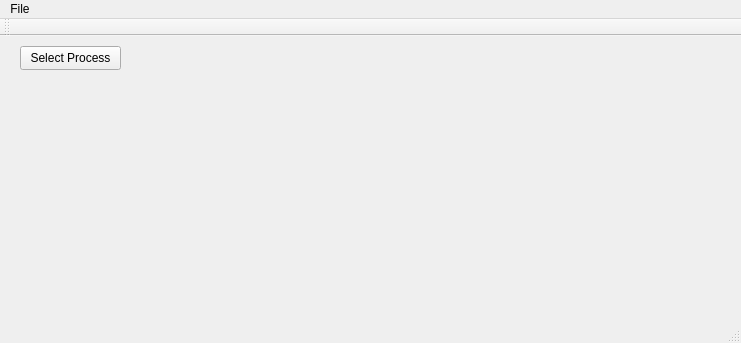
This is mainwindow.ui in korcankaraokcu/PINCE as Qt 5 draws it before an edit. The edited form follows.
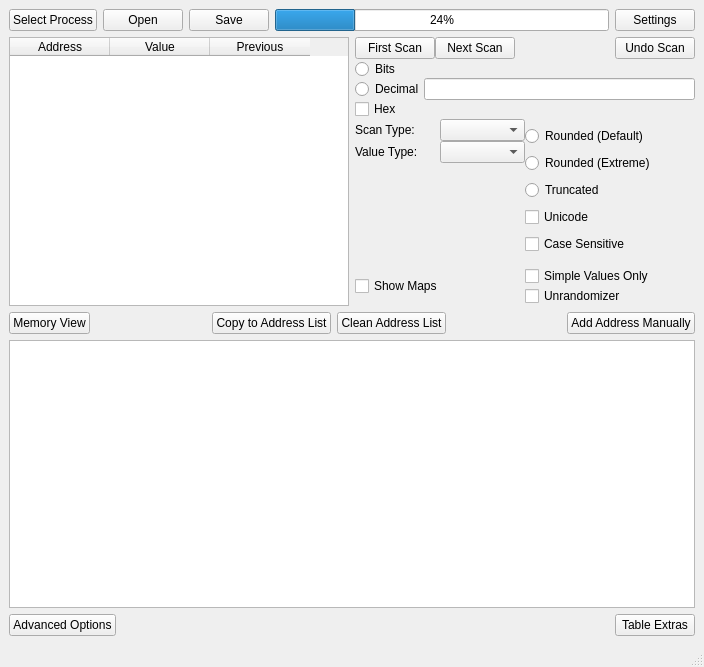
This is the edited form.

```diff
--- a/mainwindow.ui
+++ b/mainwindow.ui
@@ -2,62 +2,430 @@
 <ui version="4.0">
  <class>MainWindow</class>
  <widget class="QMainWindow" name="MainWindow">
-  <property name="enabled">
-   <bool>true</bool>
-  </property>
   <property name="geometry">
    <rect>
     <x>0</x>
     <y>0</y>
-    <width>741</width>
-    <height>343</height>
+    <width>704</width>
+    <height>667</height>
    </rect>
   </property>
+  <property name="sizePolicy">
+   <sizepolicy hsizetype="Fixed" vsizetype="Fixed">
+    <horstretch>0</horstretch>
+    <verstretch>0</verstretch>
+   </sizepolicy>
+  </property>
   <property name="windowTitle">
    <string>PINCE</string>
   </property>
-  <widget class="QWidget" name="centralWidget">
-   <widget class="QPushButton" name="processbutton">
-    <property name="geometry">
-     <rect>
-      <x>20</x>
-      <y>10</y>
-      <width>101</width>
-      <height>24</height>
-     </rect>
-    </property>
-    <property name="text">
-     <string>Select Process</string>
-    </property>
-   </widget>
+  <widget class="QWidget" name="centralwidget">
+   <layout class="QVBoxLayout" name="verticalLayout_6">
+    <item>
+     <layout class="QHBoxLayout" name="horizontalLayout_5">
+      <property name="sizeConstraint">
+       <enum>QLayout::SetFixedSize</enum>
+      </property>
+      <item>
+       <widget class="QPushButton" name="processbutton">
+        <property name="text">
+         <string>Select Process</string>
+        </property>
+       </widget>
+      </item>
+      <item>
+       <widget class="QPushButton" name="pushButton_Open">
+        <property name="text">
+         <string>Open</string>
+        </property>
+       </widget>
+      </item>
+      <item>
+       <widget class="QPushButton" name="pushButton_Save">
+        <property name="text">
+         <string>Save</string>
+        </property>
+       </widget>
+      </item>
+      <item>
+       <widget class="QProgressBar" name="progressBar">
+        <property name="value">
+         <number>24</number>
+        </property>
+       </widget>
+      </item>
+      <item>
+       <widget class="QPushButton" name="pushButton_Settings">
+        <property name="text">
+         <string>Settings</string>
+        </property>
+       </widget>
+      </item>
+     </layout>
+    </item>
+    <item>
+     <layout class="QHBoxLayout" name="horizontalLayout_9">
+      <item>
+       <widget class="QTableWidget" name="tableWidget">
+        <column>
+         <property name="text">
+          <string>Address</string>
+         </property>
+        </column>
+        <column>
+         <property name="text">
+          <string>Value</string>
+         </property>
+        </column>
+        <column>
+         <property name="text">
+          <string>Previous</string>
+         </property>
+        </column>
+       </widget>
+      </item>
+      <item>
+       <layout class="QVBoxLayout" name="verticalLayout_5">
+        <property name="spacing">
+         <number>0</number>
+        </property>
+        <item>
+         <layout class="QHBoxLayout" name="horizontalLayout_6">
+          <item>
+           <widget class="QPushButton" name="pushButton_FirstScan">
+            <property name="text">
+             <string>First Scan</string>
+            </property>
+           </widget>
+          </item>
+          <item>
+           <widget class="QPushButton" name="pushButton_NextScan">
+            <property name="text">
+             <string>Next Scan</string>
+            </property>
+           </widget>
+          </item>
+          <item>
+           <spacer name="horizontalSpacer">
+            <property name="orientation">
+             <enum>Qt::Horizontal</enum>
+            </property>
+            <property name="sizeHint" stdset="0">
+             <size>
+              <width>40</width>
+              <height>20</height>
+             </size>
+            </property>
+           </spacer>
+          </item>
+          <item>
+           <widget class="QPushButton" name="pushButton_UndoScan">
+            <property name="text">
+             <string>Undo Scan</string>
+            </property>
+           </widget>
+          </item>
+         </layout>
+        </item>
+        <item>
+         <layout class="QHBoxLayout" name="horizontalLayout_7">
+          <item>
+           <widget class="QWidget" name="widget" native="true">
+            <layout class="QVBoxLayout" name="verticalLayout_2">
+             <property name="spacing">
+              <number>0</number>
+             </property>
+             <property name="leftMargin">
+              <number>0</number>
+             </property>
+             <property name="topMargin">
+              <number>0</number>
+             </property>
+             <property name="rightMargin">
+              <number>0</number>
+             </property>
+             <property name="bottomMargin">
+              <number>0</number>
+             </property>
+             <item>
+              <widget class="QRadioButton" name="radioButton_Bits">
+               <property name="text">
+                <string>Bits</string>
+               </property>
+              </widget>
+             </item>
+             <item>
+              <widget class="QRadioButton" name="radioButton_Decimal">
+               <property name="text">
+                <string>Decimal</string>
+               </property>
+              </widget>
+             </item>
+             <item>
+              <widget class="QCheckBox" name="checkBox_Hex">
+               <property name="text">
+                <string>Hex</string>
+               </property>
+              </widget>
+             </item>
+            </layout>
+           </widget>
+          </item>
+          <item>
+           <widget class="QLineEdit" name="lineEdit_Scan"/>
+          </item>
+         </layout>
+        </item>
+        <item>
+         <layout class="QHBoxLayout" name="horizontalLayout_4">
+          <item>
+           <layout class="QVBoxLayout" name="verticalLayout_4">
+            <property name="spacing">
+             <number>0</number>
+            </property>
+            <item>
+             <layout class="QHBoxLayout" name="horizontalLayout_2">
+              <item>
+               <widget class="QLabel" name="label">
+                <property name="text">
+                 <string>Scan Type:</string>
+                </property>
+               </widget>
+              </item>
+              <item>
+               <widget class="QComboBox" name="comboBox_ScanType"/>
+              </item>
+             </layout>
+            </item>
+            <item>
+             <layout class="QHBoxLayout" name="horizontalLayout">
+              <item>
+               <widget class="QLabel" name="label_2">
+                <property name="text">
+                 <string>Value Type:</string>
+                </property>
+               </widget>
+              </item>
+              <item>
+               <widget class="QComboBox" name="comboBox_ValueType"/>
+              </item>
+             </layout>
+            </item>
+            <item>
+             <spacer name="verticalSpacer">
+              <property name="orientation">
+               <enum>Qt::Vertical</enum>
+              </property>
+              <property name="sizeHint" stdset="0">
+               <size>
+                <width>20</width>
+                <height>40</height>
+               </size>
+              </property>
+             </spacer>
+            </item>
+           </layout>
+          </item>
+          <item>
+           <widget class="QWidget" name="widget_2" native="true">
+            <layout class="QVBoxLayout" name="verticalLayout">
+             <property name="spacing">
+              <number>0</number>
+             </property>
+             <property name="leftMargin">
+              <number>0</number>
+             </property>
+             <property name="topMargin">
+              <number>0</number>
+             </property>
+             <property name="rightMargin">
+              <number>0</number>
+             </property>
+             <property name="bottomMargin">
+              <number>0</number>
+             </property>
+             <item>
+              <widget class="QRadioButton" name="radioButton_RoundedDefault">
+               <property name="text">
+                <string>Rounded (Default)</string>
+               </property>
+              </widget>
+             </item>
+             <item>
+              <widget class="QRadioButton" name="radioButton_RoundedExtreme">
+               <property name="text">
+                <string>Rounded (Extreme)</string>
+               </property>
+              </widget>
+             </item>
+             <item>
+              <widget class="QRadioButton" name="radioButton_Truncated">
+               <property name="text">
+                <string>Truncated</string>
+               </property>
+              </widget>
+             </item>
+             <item>
+              <widget class="QCheckBox" name="checkBox_Unicode">
+               <property name="text">
+                <string>Unicode</string>
+               </property>
+              </widget>
+             </item>
+             <item>
+              <widget class="QCheckBox" name="checkBox_CaseSensitive">
+               <property name="text">
+                <string>Case Sensitive</string>
+               </property>
+              </widget>
+             </item>
+            </layout>
+           </widget>
+          </item>
+         </layout>
+        </item>
+        <item>
+         <layout class="QHBoxLayout" name="horizontalLayout_3">
+          <item>
+           <widget class="QCheckBox" name="checkBox_ShowMaps">
+            <property name="text">
+             <string>Show Maps</string>
+            </property>
+           </widget>
+          </item>
+          <item>
+           <layout class="QVBoxLayout" name="verticalLayout_3">
+            <item>
+             <widget class="QCheckBox" name="checkBox_SimpleValuesOnly">
+              <property name="text">
+               <string>Simple Values Only</string>
+              </property>
+             </widget>
+            </item>
+            <item>
+             <widget class="QCheckBox" name="checkBox_Unrandomizer">
+              <property name="text">
+               <string>Unrandomizer</string>
+              </property>
+             </widget>
+            </item>
+           </layout>
+          </item>
+         </layout>
+        </item>
+       </layout>
+      </item>
+     </layout>
+    </item>
+    <item>
+     <layout class="QHBoxLayout" name="horizontalLayout_8">
+      <property name="sizeConstraint">
+       <enum>QLayout::SetMinAndMaxSize</enum>
+      </property>
+      <item>
+       <widget class="QPushButton" name="pushButton_MemoryView">
+        <property name="text">
+         <string>Memory View</string>
+        </property>
+       </widget>
+      </item>
+      <item>
+       <spacer name="horizontalSpacer_2">
+        <property name="orientation">
+         <enum>Qt::Horizontal</enum>
+        </property>
+        <property name="sizeHint" stdset="0">
+         <size>
+          <width>40</width>
+          <height>20</height>
+         </size>
+        </property>
+       </spacer>
+      </item>
+      <item>
+       <widget class="QPushButton" name="pushButton_CopyToAddressList">
+        <property name="text">
+         <string>Copy to Address List</string>
+        </property>
+       </widget>
+      </item>
+      <item>
+       <widget class="QPushButton" name="pushButton_CleanAddressList">
+        <property name="text">
+         <string>Clean Address List</string>
+        </property>
+       </widget>
+      </item>
+      <item>
+       <spacer name="horizontalSpacer_3">
+        <property name="orientation">
+         <enum>Qt::Horizontal</enum>
+        </property>
+        <property name="sizeHint" stdset="0">
+         <size>
+          <width>40</width>
+          <height>20</height>
+         </size>
+        </property>
+       </spacer>
+      </item>
+      <item>
+       <widget class="QPushButton" name="pushButton_AddAddressManually">
+        <property name="text">
+         <string>Add Address Manually</string>
+        </property>
+       </widget>
+      </item>
+     </layout>
+    </item>
+    <item>
+     <widget class="QTableWidget" name="tableWidget_2"/>
+    </item>
+    <item>
+     <layout class="QHBoxLayout" name="horizontalLayout_10">
+      <item>
+       <widget class="QPushButton" name="pushButton_AdvancedOptions">
+        <property name="text">
+         <string>Advanced Options</string>
+        </property>
+       </widget>
+      </item>
+      <item>
+       <spacer name="horizontalSpacer_4">
+        <property name="orientation">
+         <enum>Qt::Horizontal</enum>
+        </property>
+        <property name="sizeHint" stdset="0">
+         <size>
+          <width>40</width>
+          <height>20</height>
+         </size>
+        </property>
+       </spacer>
+      </item>
+      <item>
+       <widget class="QPushButton" name="pushButton_TableExtras">
+        <property name="text">
+         <string>Table Extras</string>
+        </property>
+       </widget>
+      </item>
+     </layout>
+    </item>
+   </layout>
   </widget>
   <widget class="QMenuBar" name="menuBar">
    <property name="geometry">
     <rect>
      <x>0</x>
      <y>0</y>
-     <width>741</width>
+     <width>704</width>
      <height>25</height>
     </rect>
    </property>
-   <widget class="QMenu" name="menuFile">
-    <property name="title">
-     <string>File</string>
-    </property>
-   </widget>
-   <addaction name="menuFile"/>
   </widget>
-  <widget class="QToolBar" name="mainToolBar">
-   <attribute name="toolBarArea">
-    <enum>TopToolBarArea</enum>
-   </attribute>
-   <attribute name="toolBarBreak">
-    <bool>false</bool>
-   </attribute>
-  </widget>
-  <widget class="QStatusBar" name="statusBar"/>
+  <widget class="QStatusBar" name="statusbar"/>
  </widget>
- <layoutdefault spacing="6" margin="11"/>
  <resources/>
  <connections/>
 </ui>
```
Left out of the diff: 2 changed lines with no effect on the pictures.
